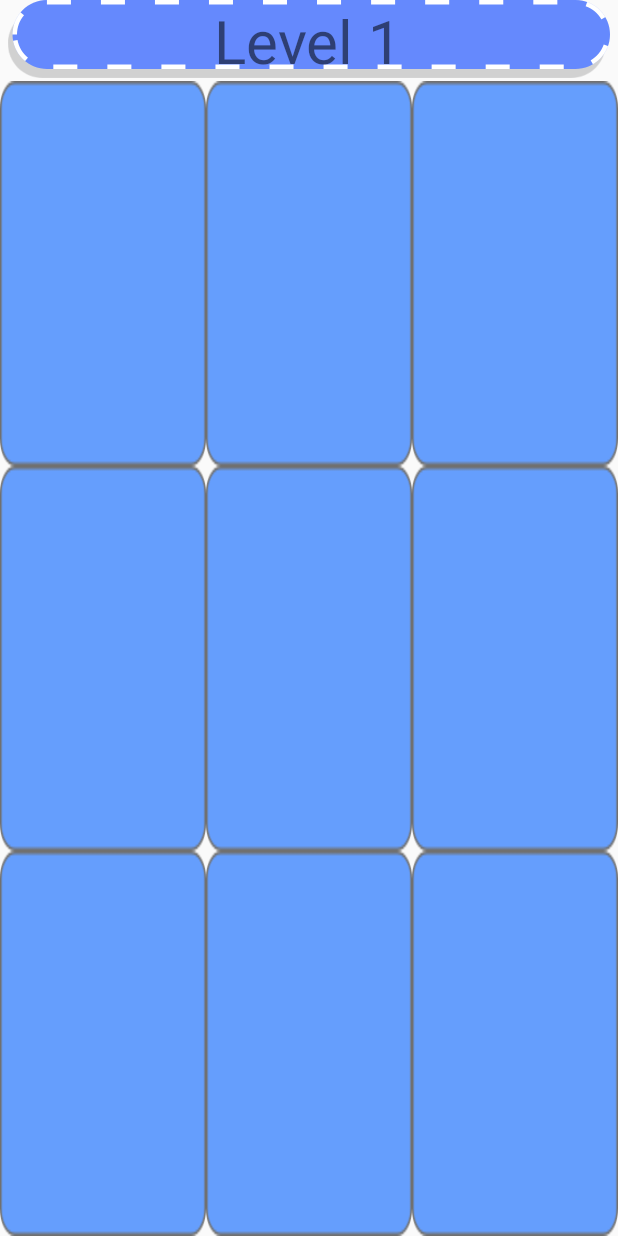
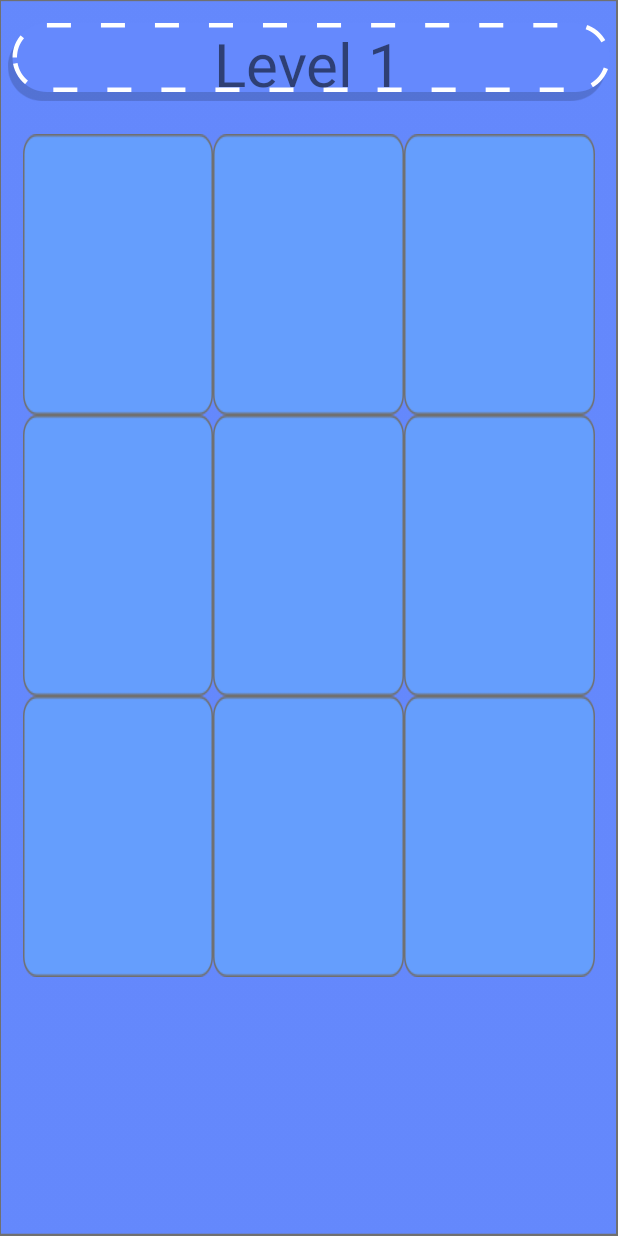
Before and after one commit to FurkanSrtc/MemoryGameMobile, an Android app: the GameActivity screen opened directly, with no data from a screen before it, on a phone screen of 412 x 824 dp. Run offline under Robolectric (Android 15) with nearby library versions, the light colour scheme and no system bars; our stand-ins replace AdMob.

Commit message:
V6: Winner

```diff
--- a/app/src/main/java/com/example/myapplication/GameActivity.java
+++ b/app/src/main/java/com/example/myapplication/GameActivity.java
@@ -11,22 +11,32 @@ import android.os.Handler;
 import android.print.PrintAttributes;
 import android.support.v7.app.AppCompatActivity;
 import android.os.Bundle;
+import android.view.Gravity;
 import android.view.Menu;
 import android.view.View;
 import android.view.ViewGroup;
 import android.widget.*;
+import com.google.android.gms.ads.*;
+import com.google.android.gms.ads.AdView;
 
 import java.sql.Time;
 import java.util.*;
 
 public class GameActivity extends AppCompatActivity {
 
-    private static final int AcilacakKartSayisi = 5;
+    private static final int AcilacakKartSayisi = 3;
     private static final int NUM_ROWS = 3;
     private static final int NUM_COLS = 3;
-    private static int randomRows[] = new int[NUM_ROWS];
-    private static int randomCols[] = new int[NUM_COLS];
+    int sayac = 0;
+    int randomRow;
+    int randomCol;
+    int kartKapatanSayac = 0;
+    Random rnd = new Random();
+    int[] acilacakRowlar = new int[AcilacakKartSayisi];
+    int[] acilacakColumnlar = new int[AcilacakKartSayisi];
 
+
+    private AdView mAdView;
 
     Handler handler;
     Runnable runnable;
@@ -39,21 +49,29 @@ public class GameActivity extends AppCompatActivity {
     protected void onCreate(Bundle savedInstanceState) {
         super.onCreate(savedInstanceState);
         setContentView(R.layout.activity_game);
+
+
+        AdView adView = new AdView(this);
+        adView.setAdSize(AdSize.BANNER);
+        adView.setAdUnitId("ca-app-pub-3940256099942544/6300978111");
+// TODO: Add adView to your view hierarchy.
+
+        MobileAds.initialize(this,"ca-app-pub-5098083474917427~7900549557");
+
+
+        mAdView = findViewById(R.id.adView);
+        AdRequest adRequest = new AdRequest.Builder().build();
+        mAdView.loadAd(adRequest);
+
         populateButtons();
 
         ButtonTimer();
+
+
     }
 
 
-    int sayac = 0;
-    int kartKapatanSayac = 0;
 
-    int randomRow;
-    int randomCol;
-    Random rnd = new Random();
-int sayackart=0;
-    int[] acilacakRowlar = new int[AcilacakKartSayisi];
-    int[] acilacakColumnlar = new int[AcilacakKartSayisi];
 
     private void kontrol(int row, int col) {
         if (buttons[row][col].getTag() == "acik") {
@@ -125,14 +143,19 @@ textView.setText(a);*/
 
         for (int row = 0; row < NUM_ROWS; row++) {
             final TableRow tableRow = new TableRow(this);
+
+
             tableRow.setLayoutParams(new TableLayout.LayoutParams(
                     TableLayout.LayoutParams.MATCH_PARENT,
                     TableLayout.LayoutParams.MATCH_PARENT,
                     1.0f));
 
-
-
-
+         /*  ////////
+            TableLayout.LayoutParams tableRowParams=new TableLayout.LayoutParams();
+            tableRowParams.setMargins(20,10,20,10);
+            ;
+            tableRow.setLayoutParams(tableRowParams);
+            ////////*/
             table.addView(tableRow);
 
             for (int col = 0; col < NUM_COLS; col++) {
@@ -170,32 +193,51 @@ textView.setText(a);*/
             }
         }
     }
-
+    int clicksayac=0;
     private void gridButtonClicked(int col, int row) {
         Toast.makeText(this, "Button clicked: " + col + "," + row,
                 Toast.LENGTH_SHORT).show();
         Button button = buttons[row][col];
 
         // Lock Button Sizes:
-        lockButtonSizes();
+        //lockButtonSizes();            //////////////////////////////////-----------LOCK BUTTON SIZE
 
         // Does not scale image.
 //    	button.setBackgroundResource(R.drawable.action_lock_pink);
 
+        int newWidth = button.getWidth();
+        int newHeight = button.getHeight();
+       if (col==acilacakColumnlar[clicksayac] && row==acilacakRowlar[clicksayac] )
+       {
+
+           Bitmap originalBitmap = BitmapFactory.decodeResource(getResources(), R.drawable.buttonacik);
+           Bitmap scaledBitmap = Bitmap.createScaledBitmap(originalBitmap, newWidth, newHeight, true);
+           Resources resource = getResources();
+           button.setBackground(new BitmapDrawable(resource, scaledBitmap));
+           clicksayac++;
+           if (clicksayac==AcilacakKartSayisi)
+           {
+               Toast.makeText(this, "KAZANDIN",
+                       Toast.LENGTH_SHORT).show();
+           }
+       }
         // Scale image to button: Only works in JellyBean!
         // Image from Crystal Clear icon set, under LGPL
         // http://commons.wikimedia.org/wiki/Crystal_Clear
-        int newWidth = button.getWidth();
-        int newHeight = button.getHeight();
-        Bitmap originalBitmap = BitmapFactory.decodeResource(getResources(), R.drawable.buttonacik);
-        Bitmap scaledBitmap = Bitmap.createScaledBitmap(originalBitmap, newWidth, newHeight, true);
-        Resources resource = getResources();
-        button.setBackground(new BitmapDrawable(resource, scaledBitmap));
+      else
+       {
+           Bitmap originalBitmap = BitmapFactory.decodeResource(getResources(), R.drawable.buttonhatakart);
+           Bitmap scaledBitmap = Bitmap.createScaledBitmap(originalBitmap, newWidth, newHeight, true);
+           Resources resource = getResources();
+           button.setBackground(new BitmapDrawable(resource, scaledBitmap));
+       }
+
 
         // Change text on button:
         //  button.setText("" + col);  KOLON SAYISINI ÜSTÜNE YAZ
 
     }
+
 
     private void lockButtonSizes() {
         for (int row = 0; row < NUM_ROWS; row++) {
--- a/app/src/main/res/layout/activity_game.xml
+++ b/app/src/main/res/layout/activity_game.xml
@@ -5,13 +5,14 @@
         xmlns:app="http://schemas.android.com/apk/res-auto"
         android:layout_width="match_parent"
         android:layout_height="match_parent"
+        android:background="@drawable/arkaplan"
         tools:context=".GameActivity" android:layout_gravity="center"
 android:orientation="vertical">
 
 
     <FrameLayout
             android:layout_width="match_parent"
-            android:layout_height="wrap_content">
+            android:layout_height="wrap_content" android:layout_marginTop="15dp">
 
         <ImageView
                 android:layout_width="wrap_content"
@@ -26,24 +27,20 @@ android:orientation="vertical">
     </FrameLayout>
     <TableLayout
             android:layout_width="match_parent"
-            android:layout_height="match_parent" android:gravity="center" android:id="@+id/layoutTable">
+            android:layout_height="572dp" android:id="@+id/layoutTable" android:layout_marginLeft="15dp"
+            android:layout_marginTop="20dp" android:layout_marginRight="15dp"
+            android:paddingBottom="10dp">
 
 
     </TableLayout>
-
-    <FrameLayout
+    <com.google.android.gms.ads.AdView
+            xmlns:ads="http://schemas.android.com/apk/res-auto"
+            android:id="@+id/adView"
             android:layout_width="match_parent"
-            android:layout_height="wrap_content" android:foregroundGravity="bottom" android:layout_gravity="bottom">
-
-        <ImageView
-                android:layout_width="wrap_content"
-                android:layout_height="wrap_content" app:srcCompat="@drawable/levelbuton" android:id="@+id/imageView5"
-                android:layout_gravity="bottom"/>
-        <TextView
-
-                android:text="Level 1"
-                android:layout_width="wrap_content"
-                android:layout_height="wrap_content" android:id="@+id/text7" android:textSize="40sp"
-                android:layout_gravity="center|top"/>
-    </FrameLayout>
+            android:layout_height="67dp"
+            android:layout_centerHorizontal="true"
+            android:layout_alignParentBottom="true"
+            ads:adSize="BANNER"
+            ads:adUnitId="ca-app-pub-3940256099942544/6300978111" android:layout_gravity="bottom">
+    </com.google.android.gms.ads.AdView>
 </LinearLayout>
--- a/build.gradle
+++ b/build.gradle
@@ -10,6 +10,10 @@ buildscript {
     dependencies {
         classpath 'com.android.tools.build:gradle:3.4.1'
         classpath "org.jetbrains.kotlin:kotlin-gradle-plugin:$kotlin_version"
+
+
+        //FIREBASE
+        classpath 'com.google.gms:google-services:4.2.0'
         // NOTE: Do not place your application dependencies here; they belong
         // in the individual module build.gradle files
     }
--- a/gradle.properties
+++ b/gradle.properties
@@ -6,7 +6,7 @@
 # http://www.gradle.org/docs/current/userguide/build_environment.html
 # Specifies the JVM arguments used for the daemon process.
 # The setting is particularly useful for tweaking memory settings.
-org.gradle.jvmargs=-Xmx2000m
+org.gradle.jvmargs=-Xmx512m
 # When configured, Gradle will run in incubating parallel mode.
 # This option should only be used with decoupled projects. More details, visit
 # http://www.gradle.org/docs/current/userguide/multi_project_builds.html#sec:decoupled_projects
```
Also changed, not shown: app/build.gradle (+9 -0 lines), app/src/main/AndroidManifest.xml (+9 -0 lines), app/src/main/java/com/example/myapplication/MainActivity.kt (+34 -0 lines), app/src/main/res/layout/activity_main.xml (+14 -1 lines), gradle/wrapper/gradle-wrapper.properties, 1 other file. Lines whose indentation alone changed are shown as unchanged.
